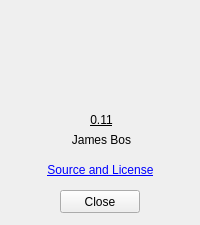
jampola/radioqt, file src/ui/about.ui: the form before one commit.
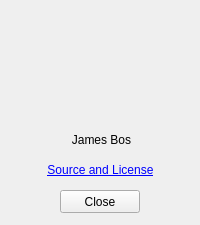
The form after the commit.

Diff of the .ui file:
```diff
--- a/src/ui/about.ui
+++ b/src/ui/about.ui
@@ -38,7 +38,7 @@
     <string notr="true">text-decoration: underline;</string>
    </property>
    <property name="text">
-    <string>0.11</string>
+    <string/>
    </property>
    <property name="alignment">
     <set>Qt::AlignCenter</set>
```
Left out of the diff: 2 changed lines with no effect on the pictures.
